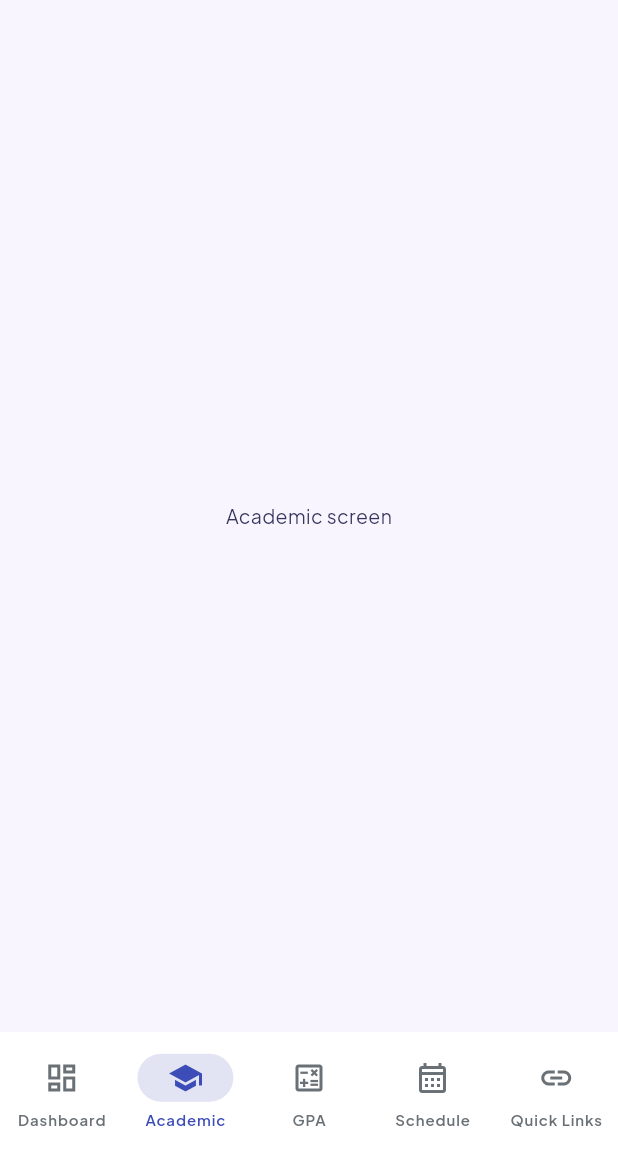
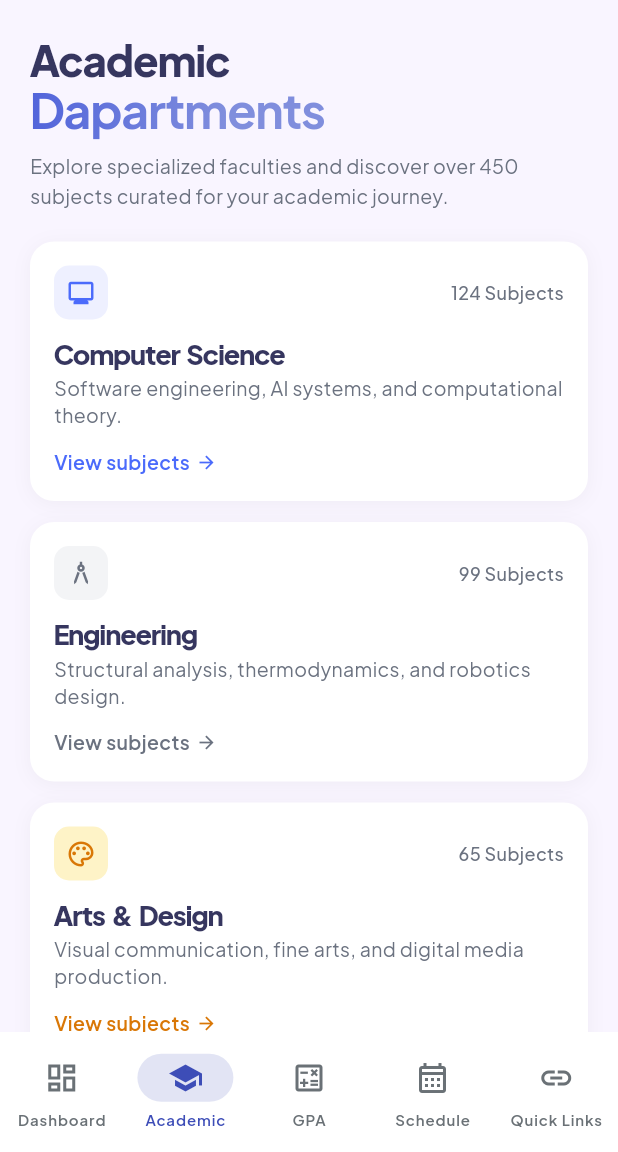
Before and after one commit to ahmedayman334/student-guide-app, a Flutter app: the AcademicView screen opened by its route, on a phone screen of 412 x 824 dp, the part 84-1236 px from its top. Run offline on Flutter 3.47's test engine with Material 3 defaults, Android fonts, the phone set to English and light mode, and no system bars; our stand-ins replace go_router, google_fonts.

Commit message:
academic view

```diff
--- /dev/null
+++ b/mobile/student_guide/lib/features/academic/models/department_model.dart
@@ -0,0 +1,71 @@
+import 'package:flutter/material.dart';
+
+class DepartmentModel {
+  final String name;
+  final String description;
+  final int subjectCount;
+  final IconData icon;
+  final Color iconColor;
+  final Color iconBackground;
+
+  const DepartmentModel({
+    required this.name,
+    required this.description,
+    required this.subjectCount,
+    required this.icon,
+    required this.iconColor,
+    required this.iconBackground,
+  });
+}
+
+final List<DepartmentModel> departments = [
+  DepartmentModel(
+    name: 'Computer Science',
+    description: 'Software engineering, AI systems, and computational theory.',
+    subjectCount: 124,
+    icon: Icons.monitor_outlined,
+    iconColor: const Color(0xFF4B6BFB),
+    iconBackground: const Color(0xFFEEF0FF),
+  ),
+  DepartmentModel(
+    name: 'Engineering',
+    description: 'Structural analysis, thermodynamics, and robotics design.',
+    subjectCount: 99,
+    icon: Icons.architecture,
+    iconColor: const Color(0xFF6B7280),
+    iconBackground: const Color(0xFFF3F4F6),
+  ),
+  DepartmentModel(
+    name: 'Arts & Design',
+    description:
+        'Visual communication, fine arts, and digital media production.',
+    subjectCount: 65,
+    icon: Icons.palette_outlined,
+    iconColor: const Color(0xFFD97706),
+    iconBackground: const Color(0xFFFEF3C7),
+  ),
+  DepartmentModel(
+    name: 'Business School',
+    description: 'Economics, global trade, and strategic management.',
+    subjectCount: 82,
+    icon: Icons.videocam_outlined,
+    iconColor: const Color(0xFF6366F1),
+    iconBackground: const Color(0xFFEEF2FF),
+  ),
+  DepartmentModel(
+    name: 'Medical Sciences',
+    description: 'Anatomy, clinical practice, and neuroscience studies.',
+    subjectCount: 112,
+    icon: Icons.shield_outlined,
+    iconColor: const Color(0xFFDC2626),
+    iconBackground: const Color(0xFFFEE2E2),
+  ),
+  DepartmentModel(
+    name: 'Social Sciences',
+    description: 'Sociology, anthropology, and political science.',
+    subjectCount: 74,
+    icon: Icons.group_outlined,
+    iconColor: const Color(0xFF059669),
+    iconBackground: const Color(0xFFD1FAE5),
+  ),
+];
--- a/mobile/student_guide/lib/features/academic/views/view/academic_view.dart
+++ b/mobile/student_guide/lib/features/academic/views/view/academic_view.dart
@@ -1,10 +1,39 @@
 import 'package:flutter/material.dart';
+import 'package:student_guide/features/academic/models/department_model.dart';
+import 'package:student_guide/features/academic/views/widgets/academic_header.dart';
+import 'package:student_guide/features/academic/views/widgets/ai_recommender_card.dart';
+import 'package:student_guide/features/academic/views/widgets/department_card.dart';
 
 class AcademicView extends StatelessWidget {
   const AcademicView({super.key});
-
   @override
   Widget build(BuildContext context) {
-    return Scaffold(body: Center(child: Text("Academic screen")));
+    return Scaffold(
+      body: SingleChildScrollView(
+        padding: const EdgeInsets.all(20),
+        child: Column(
+          crossAxisAlignment: CrossAxisAlignment.start,
+          children: [
+            // ── Header ───────────────────────────────────────
+            const SizedBox(height: 4),
+            AcademicHeader(),
+            const SizedBox(height: 20),
+
+            // ── Department Cards ──────────────────────────────
+            ...departments.map(
+              (d) => Padding(
+                padding: const EdgeInsets.only(bottom: 14),
+                child: DepartmentCard(department: d),
+              ),
+            ),
+            const SizedBox(height: 6),
+
+            // ── AI Recommender ────────────────────────────────
+            const AiRecommenderCard(),
+            const SizedBox(height: 10),
+          ],
+        ),
+      ),
+    );
   }
 }
--- /dev/null
+++ b/mobile/student_guide/lib/features/academic/views/widgets/academic_header.dart
@@ -0,0 +1,55 @@
+import 'package:flutter/material.dart';
+import 'package:student_guide/core/theming/app_colors.dart';
+import 'package:student_guide/core/theming/app_text_style.dart'
+    show AppTextStyles;
+
+class AcademicHeader extends StatelessWidget {
+  const AcademicHeader({super.key});
+
+  @override
+  Widget build(BuildContext context) {
+    return Column(
+      crossAxisAlignment: CrossAxisAlignment.start,
+      children: [
+        RichText(
+          text: TextSpan(
+            style: const TextStyle(
+              fontSize: 28,
+              fontWeight: FontWeight.bold,
+              height: 1.2,
+            ),
+            children: [
+              TextSpan(
+                text: 'Academic\n',
+                style: AppTextStyles.displayTitle.copyWith(
+                  color: AppColors.textPrimary,
+                ),
+              ),
+              TextSpan(
+                text: 'Dapartments',
+                style: AppTextStyles.displayTitle.copyWith(
+                  fontWeight: FontWeight.bold,
+                  fontSize: 32,
+                  foreground: Paint()
+                    ..shader = LinearGradient(
+                      colors: [
+                        Color.fromARGB(255, 75, 94, 218),
+                        Color.fromARGB(255, 128, 142, 221),
+                      ],
+                      begin: Alignment.centerLeft,
+                      end: Alignment.centerRight,
+                    ).createShader(const Rect.fromLTWH(0, 0, 150, 50)),
+                ),
+              ),
+            ],
+          ),
+        ),
+        const SizedBox(height: 8),
+        const Text(
+          'Explore specialized faculties and discover over 450 subjects curated for your academic journey.',
+          style: TextStyle(fontSize: 13, color: Color(0xFF6B7280), height: 1.5),
+        ),
+      ],
+    );
+  }
+}
--- /dev/null
+++ b/mobile/student_guide/lib/features/academic/views/widgets/ai_recommender_card.dart
@@ -0,0 +1,89 @@
+// lib/features/academic/views/widgets/ai_recommender_card.dart
+
+import 'package:flutter/material.dart';
+import 'package:student_guide/core/theming/app_colors.dart';
+
+class AiRecommenderCard extends StatelessWidget {
+  const AiRecommenderCard({super.key});
+
+  @override
+  Widget build(BuildContext context) {
+    return Container(
+      padding: const EdgeInsets.all(20),
+      decoration: BoxDecoration(
+        color: const Color(0xFFF0F1FF),
+        borderRadius: BorderRadius.circular(16),
+      ),
+      child: Row(
+        children: [
+          // ── Icon ─────────────────────────────────────────
+          Container(
+            padding: const EdgeInsets.all(10),
+            decoration: BoxDecoration(
+              color: AppColors.primary,
+              borderRadius: BorderRadius.circular(12),
+            ),
+            child: const Icon(Icons.auto_awesome, color: Colors.white, size: 22),
+          ),
+          const SizedBox(width: 14),
+
+          // ── Text + Button ─────────────────────────────────
+          Expanded(
+            child: Column(
+              crossAxisAlignment: CrossAxisAlignment.start,
+              children: [
+                const Text(
+                  'AI Course Recommender',
+                  style: TextStyle(
+                    fontSize: 14,
+                    fontWeight: FontWeight.bold,
+                    color: Color(0xFF1A1A2E),
+                  ),
+                ),
+                const SizedBox(height: 2),
+                const Text(
+                  'Get personalized path suggestions based on your GPA.',
+                  style: TextStyle(fontSize: 12, color: Color(0xFF6B7280)),
+                ),
+                const SizedBox(height: 12),
+                SizedBox(
+                  width: double.infinity,
+                  height: 42,
+                  child: DecoratedBox(
+                    decoration: BoxDecoration(
+                      gradient: LinearGradient(
+                        colors: [
+                          AppColors.primary,
+                          AppColors.primary.withBlue(220),
+                        ],
+                      ),
+                      borderRadius: BorderRadius.circular(10),
+                    ),
+                    child: ElevatedButton(
+                      onPressed: () {},
+                      style: ElevatedButton.styleFrom(
+                        backgroundColor: Colors.transparent,
+                        shadowColor: Colors.transparent,
+                        shape: RoundedRectangleBorder(
+                          borderRadius: BorderRadius.circular(10),
+                        ),
+                      ),
+                      child: const Text(
+                        'Start Assessment',
+                        style: TextStyle(
+                          fontSize: 13,
+                          fontWeight: FontWeight.w600,
+                          color: Colors.white,
+                        ),
+                      ),
+                    ),
+                  ),
+                ),
+              ],
+            ),
+          ),
+        ],
+      ),
+    );
+  }
+}
--- /dev/null
+++ b/mobile/student_guide/lib/features/academic/views/widgets/department_card.dart
@@ -0,0 +1,99 @@
+// lib/features/academic/views/widgets/department_card.dart
+
+import 'package:flutter/material.dart';
+import 'package:student_guide/core/theming/app_text_style.dart';
+import 'package:student_guide/features/academic/models/department_model.dart';
+
+class DepartmentCard extends StatelessWidget {
+  final DepartmentModel department;
+
+  const DepartmentCard({super.key, required this.department});
+
+  @override
+  Widget build(BuildContext context) {
+    return Container(
+      padding: const EdgeInsets.all(16),
+      decoration: BoxDecoration(
+        color: Colors.white,
+        borderRadius: BorderRadius.circular(16),
+        boxShadow: [
+          BoxShadow(
+            color: Colors.black.withValues(alpha: 0.04),
+            blurRadius: 10,
+            offset: const Offset(0, 2),
+          ),
+        ],
+      ),
+      child: Column(
+        crossAxisAlignment: CrossAxisAlignment.start,
+        children: [
+          // ── Icon + Subject Count ─────────────────────────
+          Row(
+            mainAxisAlignment: MainAxisAlignment.spaceBetween,
+            children: [
+              Container(
+                padding: const EdgeInsets.all(8),
+                decoration: BoxDecoration(
+                  color: department.iconBackground,
+                  borderRadius: BorderRadius.circular(10),
+                ),
+                child: Icon(
+                  department.icon,
+                  color: department.iconColor,
+                  size: 20,
+                ),
+              ),
+              Text(
+                '${department.subjectCount} Subjects',
+                style: const TextStyle(
+                  fontSize: 12,
+                  color: Color(0xFF6B7280),
+                  fontWeight: FontWeight.w500,
+                ),
+              ),
+            ],
+          ),
+          const SizedBox(height: 12),
+
+          // ── Name ─────────────────────────────────────────
+          Text(
+            department.name,
+            style: AppTextStyles.displayTitle.copyWith(
+              fontSize: 18,
+              wordSpacing: 2,
+              // fontWeight: FontWeight.w400,
+            ),
+          ),
+          const SizedBox(height: 4),
+
+          // ── Description ───────────────────────────────────
+          Text(
+            department.description,
+            style: const TextStyle(
+              fontSize: 13,
+              color: Color(0xFF6B7280),
+              height: 1.4,
+            ),
+          ),
+          const SizedBox(height: 12),
+
+          // ── View Subjects ─────────────────────────────────
+          Row(
+            children: [
+              Text(
+                'View subjects',
+                style: TextStyle(
+                  fontSize: 13,
+                  fontWeight: FontWeight.w600,
+                  color: department.iconColor,
+                ),
+              ),
+              const SizedBox(width: 4),
+              Icon(Icons.arrow_forward, size: 14, color: department.iconColor),
+            ],
+          ),
+        ],
+      ),
+    );
+  }
+}
```
